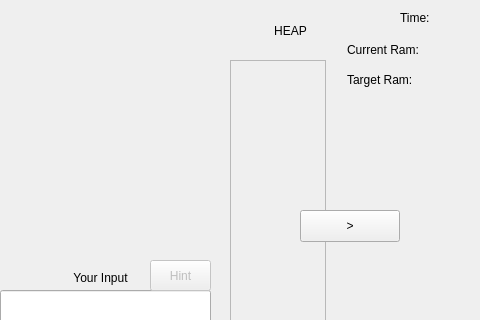
Old version of the form EducationalApplication/mainwindow.ui in the repository scottskidmore/EducationGame; both pictures show x 320 to 800 and y 0 to 320 of the 800 by 600 pixel window.
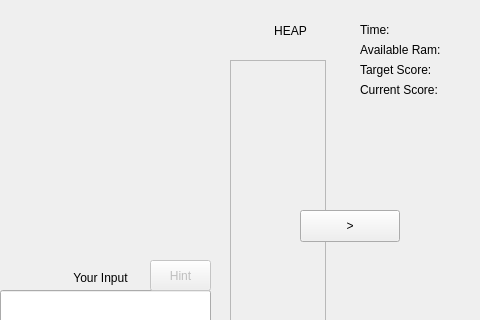
New version of the form. Icons and pictures are not drawn. Custom widgets are drawn as their Qt base class.

Commit message: Small changes to ui scoring/ setup signals for rounds

Diff of the .ui file:
```diff
--- a/EducationalApplication/mainwindow.ui
+++ b/EducationalApplication/mainwindow.ui
@@ -189,10 +189,10 @@
    <widget class="QLabel" name="timerLabel">
     <property name="geometry">
      <rect>
-      <x>720</x>
-      <y>10</y>
-      <width>58</width>
-      <height>16</height>
+      <x>680</x>
+      <y>20</y>
+      <width>91</width>
+      <height>20</height>
      </rect>
     </property>
     <property name="text">
@@ -202,27 +202,27 @@
    <widget class="QLabel" name="currentRamLabel">
     <property name="geometry">
      <rect>
-      <x>667</x>
+      <x>680</x>
       <y>40</y>
       <width>121</width>
       <height>20</height>
      </rect>
     </property>
     <property name="text">
-     <string>Current Ram:</string>
+     <string>Available Ram:</string>
     </property>
    </widget>
    <widget class="QLabel" name="targetRamLabel">
     <property name="geometry">
      <rect>
-      <x>667</x>
-      <y>70</y>
+      <x>680</x>
+      <y>60</y>
       <width>121</width>
       <height>20</height>
      </rect>
     </property>
     <property name="text">
-     <string>Target Ram:</string>
+     <string>Target Score:</string>
     </property>
    </widget>
    <widget class="QPushButton" name="helpButton">
@@ -307,6 +307,19 @@
      <string/>
     </property>
    </widget>
+   <widget class="QLabel" name="CurrentScoreLabel">
+    <property name="geometry">
+     <rect>
+      <x>680</x>
+      <y>80</y>
+      <width>121</width>
+      <height>20</height>
+     </rect>
+    </property>
+    <property name="text">
+     <string>Current Score:</string>
+    </property>
+   </widget>
    <zorder>timerLabel</zorder>
    <zorder>scrollArea_2</zorder>
    <zorder>label</zorder>
```
Left out of the diff: 7 changed lines with no effect on the pictures. The commit also changes 3 other files.
